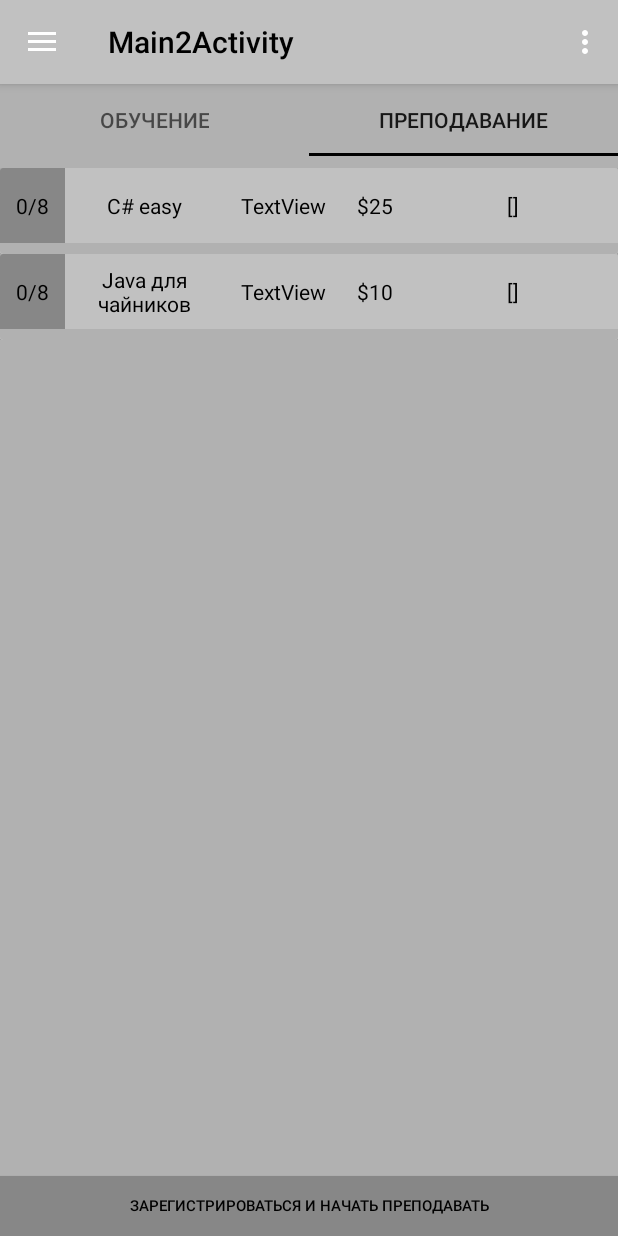
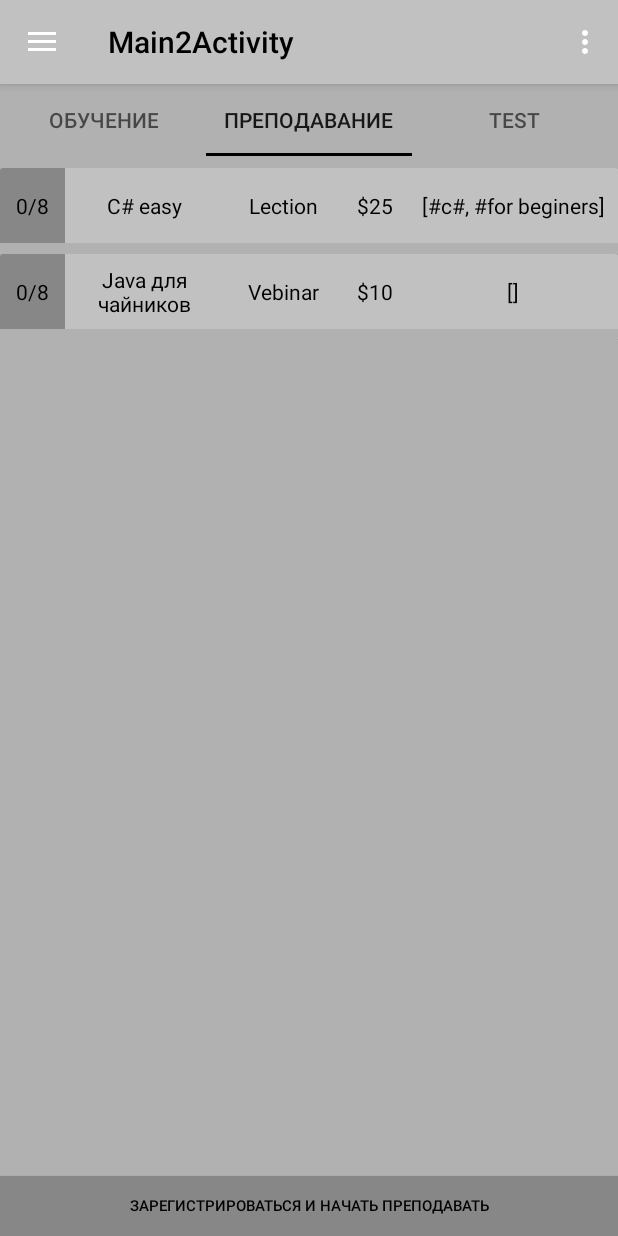
Before and after one commit to LeagueOfDevelopers/EduHub, an Android app: the screen it shows after launch (Main2Activity), tab 2 chosen, on a phone screen of 412 x 824 dp. Run offline under Robolectric (Android 15) with nearby library versions, the phone set to English and light mode, and no system bars.

Commit message:
finished createGroupFragment and added some markers for chat and started write adapter for message

```diff
--- a/Android/EduHub/app/src/main/java/com/example/user/eduhub/Adapters/GroupAdapter.java
+++ b/Android/EduHub/app/src/main/java/com/example/user/eduhub/Adapters/GroupAdapter.java
@@ -35,6 +35,7 @@ public class GroupAdapter extends RecyclerView.Adapter<GroupAdapter.GroupViewHol
         holder.users.setText(groups.get(position).getUsersNow()+"/"+groups.get(position).getMaxUsers());
         holder.cost.setText("$"+groups.get(position).getCost());
         holder.tags.setText(groups.get(position).getTags().toString());
+        holder.typeOdEducation.setText(groups.get(position).getTypeOfEducation().toString());
 
     }
 
@@ -49,6 +50,7 @@ public class GroupAdapter extends RecyclerView.Adapter<GroupAdapter.GroupViewHol
 
     public static class GroupViewHolder extends RecyclerView.ViewHolder {
         CardView cv;
+        TextView typeOdEducation;
         TextView name;
         TextView users;
         TextView tags;
@@ -60,6 +62,7 @@ public class GroupAdapter extends RecyclerView.Adapter<GroupAdapter.GroupViewHol
             users=itemView.findViewById(R.id.participants);
             tags=itemView.findViewById(R.id.tags);
             cost=itemView.findViewById(R.id.cost);
+            typeOdEducation=itemView.findViewById(R.id.type_of_education);
 
 
 
--- a/Android/EduHub/app/src/main/java/com/example/user/eduhub/Adapters/SpinnerAdapter.java
+++ b/Android/EduHub/app/src/main/java/com/example/user/eduhub/Adapters/SpinnerAdapter.java
@@ -22,12 +22,18 @@ public class SpinnerAdapter extends ArrayAdapter<TypeOfEducation> {
     private LayoutInflater mInflater;
     private int mLayout;
     private TypeOfEducation[] typesOfEducations;
-    public SpinnerAdapter(@NonNull Context context, int resource, TypeOfEducation[] typesOfEducations) {
+    public SpinnerAdapter( Context context, int resource, TypeOfEducation[] typesOfEducations) {
         super(context, resource,typesOfEducations);
         this.typesOfEducations=typesOfEducations;
         this.mLayout = resource;
         this.mInflater = LayoutInflater.from(context);
+    }@Override
+    public View getDropDownView(int position, View convertView,
+                                ViewGroup parent) {
+
+        return getView(position, convertView, parent);
     }
+
     public View getView(int position, View convertView, ViewGroup parent) {
 
         View view= mInflater.inflate(this.mLayout, parent, false);
--- a/Android/EduHub/app/src/main/java/com/example/user/eduhub/Classes/TypeOfEducation.java
+++ b/Android/EduHub/app/src/main/java/com/example/user/eduhub/Classes/TypeOfEducation.java
@@ -6,5 +6,8 @@ package com.example.user.eduhub.Classes;
 
 public enum TypeOfEducation {
     Lection,
+    Seminar,
+    Vebinar,
+    Online
 
 }
--- a/Android/EduHub/app/src/main/java/com/example/user/eduhub/Fakes/FakeGroupActivities.java
+++ b/Android/EduHub/app/src/main/java/com/example/user/eduhub/Fakes/FakeGroupActivities.java
@@ -9,7 +9,7 @@ import com.example.user.eduhub.Interfaces.IGroupActivities;
 
 public class FakeGroupActivities implements IGroupActivities {
     @Override
-    public Group CreateGroup(Group group) {
-        return group;
+    public boolean CreateGroup(Group group) {
+        return true;
     }
 }
--- a/Android/EduHub/app/src/main/java/com/example/user/eduhub/Fragments/CreateGroupFragment.java
+++ b/Android/EduHub/app/src/main/java/com/example/user/eduhub/Fragments/CreateGroupFragment.java
@@ -21,6 +21,8 @@ import com.example.user.eduhub.Fakes.FakeGroupActivities;
 import com.example.user.eduhub.R;
 
 import java.util.ArrayList;
+import java.util.regex.Matcher;
+import java.util.regex.Pattern;
 
 /**
  * Created by user on 21.12.2017.
@@ -31,18 +33,39 @@ Group newGroup;
 ArrayList<String> tags=new ArrayList<>();
 TypeOfEducation type;
 boolean privacy;
+    Spinner spinner;
+    SpinnerAdapter adapter;
 FakeGroupActivities fakeGroupActivities=new FakeGroupActivities();
     public View onCreateView(LayoutInflater inflater, ViewGroup container,
                              Bundle savedInstanceState) {
-        final View v = inflater.inflate(R.layout.registration_fragment, null);
+        final View v = inflater.inflate(R.layout.create_group_fragment, null);
         final EditText nameOfGroup=v.findViewById(R.id.name);
         final EditText maxParticipants=v.findViewById(R.id.participants);
         final EditText cost=v.findViewById(R.id.cost);
-        final Spinner typeOfEducation=v.findViewById(R.id.type_of_education);
+        spinner=v.findViewById(R.id.type_of_education);
         final EditText editTags=v.findViewById(R.id.tags);
         final CheckBox checkBox=v.findViewById(R.id.checkBox);
         Button createGroup=v.findViewById(R.id.create_group);
-createSpenner(typeOfEducation);
+        adapter=new SpinnerAdapter(getContext(),R.layout.spenner_item,TypeOfEducation.values());
+
+        spinner.setAdapter(adapter);
+        // заголовок
+        spinner.setPrompt("Type of education");
+        // выделяем элемент
+        spinner.setSelection(0);
+        // устанавливаем обработчик нажатия
+        spinner.setOnItemSelectedListener(new AdapterView.OnItemSelectedListener() {
+            @Override
+            public void onItemSelected(AdapterView<?> parent, View view,
+                                       int position, long id) {
+                // показываем позиция нажатого элемента
+                type=TypeOfEducation.values()[position];
+
+            }
+            @Override
+            public void onNothingSelected(AdapterView<?> arg0) {
+            }
+        });
         createGroup.setOnClickListener(new View.OnClickListener() {
             @Override
             public void onClick(View view) {
@@ -56,9 +79,25 @@ createSpenner(typeOfEducation);
                   }else{
                       privacy=false;
                   }
+                  Pattern p = Pattern.compile("\\D");
+                  Matcher m = p.matcher(cost.getText().toString());
+                  Matcher m2=p.matcher(cost.getText().toString());
+                  if(m.find()||m2.find()){
+                      MakeToast("Некорректная цена");
+
+                  }else {
+
+
 
                   newGroup=new Group(nameOfGroup.getText().toString(),Integer.parseInt(maxParticipants.getText().toString()),tags,Integer.parseInt(cost.getText().toString()),type,privacy);
-                  fakeGroupActivities.CreateGroup(newGroup);
+                  boolean flag=fakeGroupActivities.CreateGroup(newGroup);
+                  if(flag){
+                      MakeToast("Группа создана успешно");
+                  }
+                  else{
+                      MakeToast("Такое название занято или чтото другое");
+                  }
+                  }
               }else{
                   MakeToast("Ошибка.заполните все поля.");
               }
@@ -74,12 +113,12 @@ createSpenner(typeOfEducation);
         toast.show();
     }
 
-    private void createSpenner(Spinner spinner){
+    private void createSpinner(Spinner spinner){
         SpinnerAdapter adapter=new SpinnerAdapter(getActivity().getApplicationContext(),R.layout.spenner_item,TypeOfEducation.values());
         adapter.setDropDownViewResource(android.R.layout.simple_spinner_dropdown_item);
         spinner.setAdapter(adapter);
         // заголовок
-        spinner.setPrompt("Title");
+        spinner.setPrompt("Type of education");
         // выделяем элемент
         spinner.setSelection(2);
         // устанавливаем обработчик нажатия
--- a/Android/EduHub/app/src/main/java/com/example/user/eduhub/Interfaces/IGroupActivities.java
+++ b/Android/EduHub/app/src/main/java/com/example/user/eduhub/Interfaces/IGroupActivities.java
@@ -8,5 +8,5 @@ import com.example.user.eduhub.Fragments.CreateGroupFragment;
  */
 
 public interface IGroupActivities {
-     Group CreateGroup (Group group);
+     boolean CreateGroup (Group group);
 }
--- a/Android/EduHub/app/src/main/java/com/example/user/eduhub/Main2Activity.java
+++ b/Android/EduHub/app/src/main/java/com/example/user/eduhub/Main2Activity.java
@@ -23,6 +23,7 @@ import com.example.user.eduhub.Adapters.GroupAdapter;
 import com.example.user.eduhub.Adapters.ViewPagerAdapter;
 import com.example.user.eduhub.Classes.Group;
 import com.example.user.eduhub.Classes.TypeOfEducation;
+import com.example.user.eduhub.Fragments.CreateGroupFragment;
 import com.example.user.eduhub.Fragments.TeacherFragment;
 import com.example.user.eduhub.Fragments.UserFragment;
 
@@ -36,6 +37,7 @@ ViewPager pager;
 ViewPagerAdapter adapter;
 UserFragment userFragment;
 TeacherFragment teacherFragment;
+CreateGroupFragment createGroupFragment;
 Button btn;
 
     @Override
@@ -47,12 +49,14 @@ Button btn;
         btn=findViewById(R.id.btn);
         teacherFragment=new TeacherFragment();
         userFragment=new UserFragment();
+        createGroupFragment=new CreateGroupFragment();
         teacherFragment.setGroups(getFakeGroups());
         userFragment.setGroups(getFakeGroups());
         pager=findViewById(R.id.pager);
         adapter=new ViewPagerAdapter(getSupportFragmentManager());
         adapter.addFragment(userFragment,"Обучение");
         adapter.addFragment(teacherFragment ,"Преподавание");
+        adapter.addFragment(createGroupFragment ,"test");
         pager.setAdapter(adapter);
 
         TabLayout tabLayout = (TabLayout) findViewById(R.id.tabs);
@@ -130,9 +134,11 @@ Button btn;
     private ArrayList<Group> getFakeGroups(){
         ArrayList<Group> groups=new ArrayList<>();
 
-
-        groups.add(new Group("C# easy",8,new ArrayList<String>(),25, TypeOfEducation.Lection,true));
-        groups.add(new Group("Java для чайников",8,new ArrayList<String>(),10,TypeOfEducation.Lection,false));
+        ArrayList<String> a=new ArrayList<>();
+        a.add("#c#");
+        a.add("#for beginers");
+        groups.add(new Group("C# easy",8,a,25, TypeOfEducation.Lection,true));
+        groups.add(new Group("Java для чайников",8,new ArrayList<String>(),10,TypeOfEducation.Vebinar,false));
         return groups;
     }
 }
--- a/Android/EduHub/app/src/main/res/layout/group_card.xml
+++ b/Android/EduHub/app/src/main/res/layout/group_card.xml
@@ -40,7 +40,7 @@
                  android:textColor="@color/black" />
 
              <TextView
-                 android:id="@+id/type_of_group"
+                 android:id="@+id/type_of_education"
                  android:layout_width="80dp"
                  android:layout_height="50dp"
                  android:layout_toRightOf="@+id/name_of_group"
@@ -52,7 +52,7 @@
                  android:id="@+id/cost"
                  android:layout_width="43dp"
                  android:layout_height="50dp"
-                 android:layout_toRightOf="@+id/type_of_group"
+                 android:layout_toRightOf="@+id/type_of_education"
                  android:gravity="center"
                  android:text="25"
                  android:textColor="@color/black" />
--- a/Android/EduHub/app/src/main/res/layout/nav_header_main2.xml
+++ b/Android/EduHub/app/src/main/res/layout/nav_header_main2.xml
@@ -22,7 +22,7 @@
     <TextView
         android:layout_width="wrap_content"
         android:layout_height="wrap_content"
-        android:paddingTop="@dimen/nav_header_vertical_spacing"
+        android:paddingTop="3dp"
         android:text="Василий Илларионович"
         android:textAppearance="@style/TextAppearance.AppCompat.Body1"
         android:textColor="@color/black"
```
Also changed, not shown: Android/EduHub/app/src/main/java/com/example/user/eduhub/Adapters/MessageAdapter.java (added, +55 -0 lines), Android/EduHub/app/src/main/java/com/example/user/eduhub/Classes/Message.java (added, +19 -0 lines), Android/EduHub/app/src/main/res/layout/chat.xml (added, +41 -0 lines), Android/EduHub/app/src/main/res/layout/create_group_fragment.xml (+7 -6 lines), Android/EduHub/app/src/main/res/layout/message.xml (added, +61 -0 lines), Android/EduHub/app/src/main/res/layout/spenner_item.xml (+5 -2 lines).
